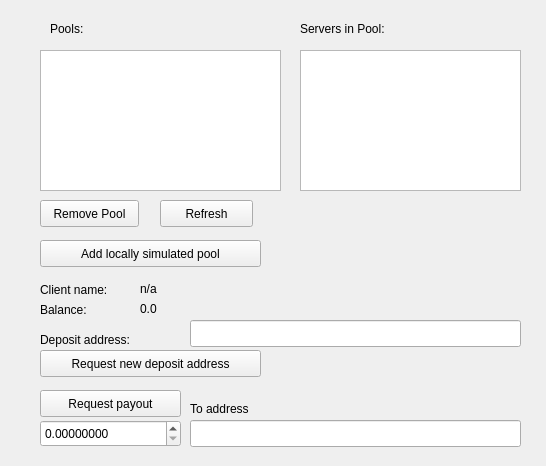
Open-Transactions/Moneychanger, file src/gui/widgets/btcpoolmanager.ui: the form before one commit.
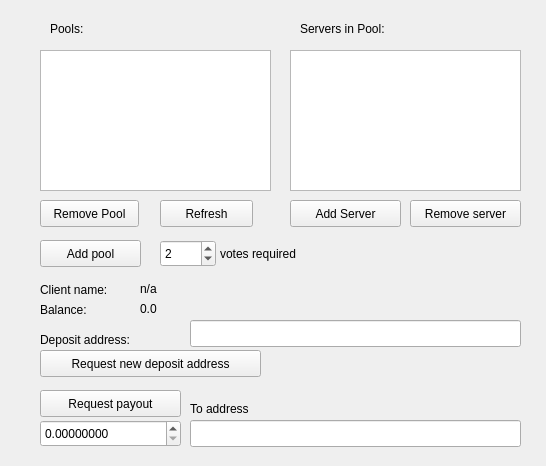
The form after the commit.

Commit message: added window to add/host pool servers and improved the sample

Diff of the .ui file:
```diff
--- a/src/gui/widgets/btcpoolmanager.ui
+++ b/src/gui/widgets/btcpoolmanager.ui
@@ -18,7 +18,7 @@
     <rect>
      <x>40</x>
      <y>50</y>
-     <width>241</width>
+     <width>231</width>
      <height>141</height>
     </rect>
    </property>
@@ -41,12 +41,12 @@
     <rect>
      <x>40</x>
      <y>240</y>
-     <width>221</width>
+     <width>101</width>
      <height>27</height>
     </rect>
    </property>
    <property name="text">
-    <string>Add locally simulated pool</string>
+    <string>Add pool</string>
    </property>
   </widget>
   <widget class="QPushButton" name="buttonDelPool">
@@ -78,9 +78,9 @@
   <widget class="QListWidget" name="listServers">
    <property name="geometry">
     <rect>
-     <x>300</x>
+     <x>290</x>
      <y>50</y>
-     <width>221</width>
+     <width>231</width>
      <height>141</height>
     </rect>
    </property>
@@ -251,6 +251,58 @@
     <string>Request new deposit address</string>
    </property>
   </widget>
+  <widget class="QPushButton" name="buttonAddServer">
+   <property name="geometry">
+    <rect>
+     <x>290</x>
+     <y>200</y>
+     <width>111</width>
+     <height>27</height>
+    </rect>
+   </property>
+   <property name="text">
+    <string>Add Server</string>
+   </property>
+  </widget>
+  <widget class="QPushButton" name="buttonRemoveServer">
+   <property name="geometry">
+    <rect>
+     <x>410</x>
+     <y>200</y>
+     <width>111</width>
+     <height>27</height>
+    </rect>
+   </property>
+   <property name="text">
+    <string>Remove server</string>
+   </property>
+  </widget>
+  <widget class="QSpinBox" name="spinBoxSignatures">
+   <property name="geometry">
+    <rect>
+     <x>160</x>
+     <y>240</y>
+     <width>56</width>
+     <height>27</height>
+    </rect>
+   </property>
+   <property name="value">
+    <number>2</number>
+   </property>
+  </widget>
+  <widget class="QLabel" name="label_5">
+   <property name="geometry">
+    <rect>
+     <x>220</x>
+     <y>245</y>
+     <width>101</width>
+     <height>17</height>
+    </rect>
+   </property>
+   <property name="text">
+    <string>votes required</string>
+   </property>
+  </widget>
  </widget>
  <resources/>
  <connections/>
```
The commit also changes 16 other files.
